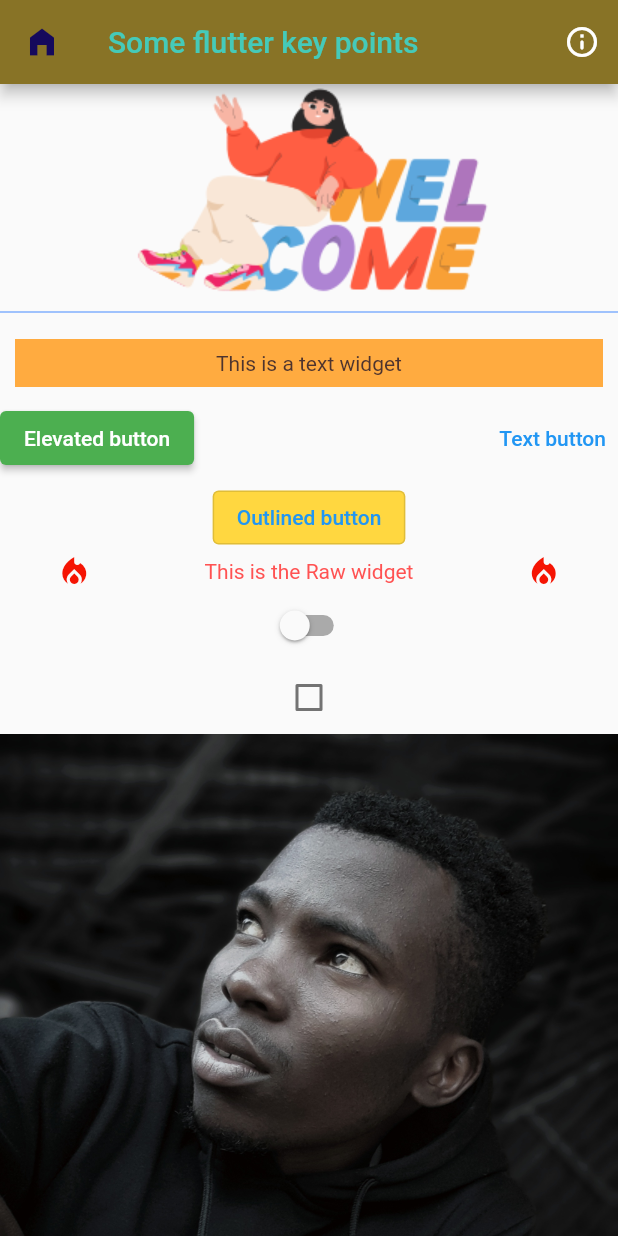
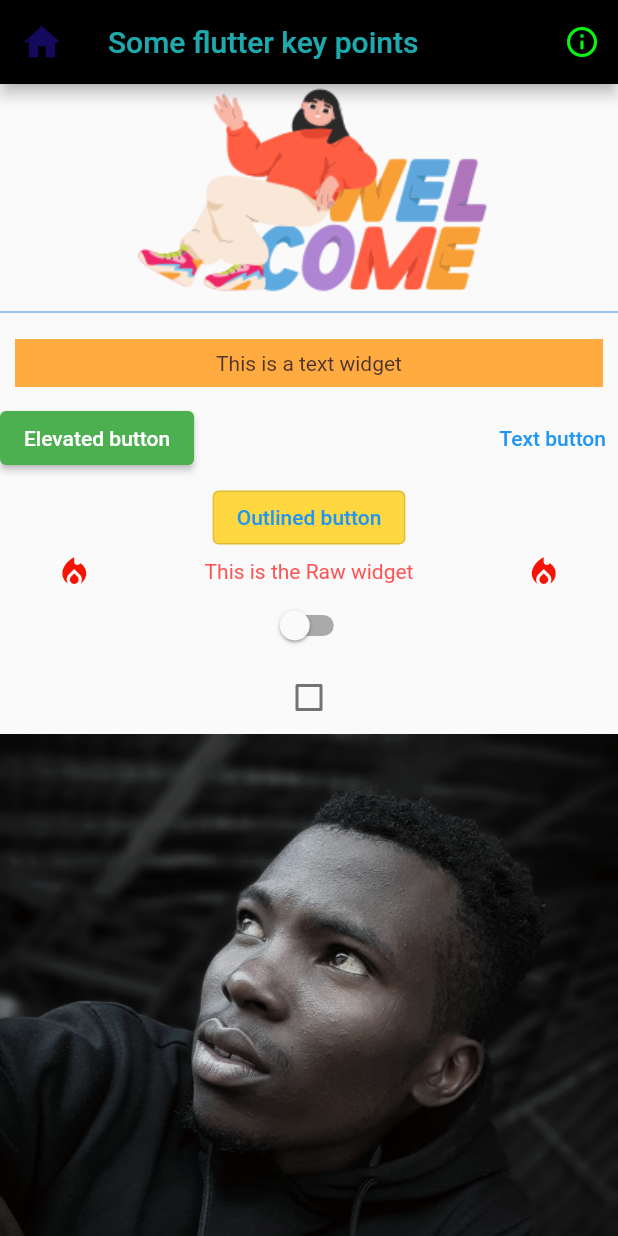
Before and after one commit to indieka900/second-flutter-app, a Flutter app: the ContentF screen opened directly, on a phone screen of 412 x 824 dp. Run offline on Flutter 3.47's test engine with Material 2 defaults, Android fonts, the phone set to English and light mode, and no system bars.

Commit message:
Second tutorial

```diff
--- a/lib/pages/pages/flutter_tutorial.dart
+++ b/lib/pages/pages/flutter_tutorial.dart
@@ -18,15 +18,17 @@ class _ContentState extends State<ContentF> {
           "Some flutter key points",
           style: TextStyle(color: Color.fromARGB(181, 42, 238, 245)),
         ),
-        backgroundColor: Color.fromARGB(255, 136, 115, 38),
+        backgroundColor:
+            isOn ? Color.fromARGB(255, 136, 115, 38) : Colors.black,
         automaticallyImplyLeading: false,
         leading: IconButton(
           onPressed: () {
             Navigator.of(context).pop();
           },
           icon: Icon(
-            Icons.home_filled,
+            Icons.home,
             color: Color.fromARGB(255, 21, 9, 92),
+            size: 30,
           ),
         ),
         actions: [
@@ -49,6 +51,7 @@ class _ContentState extends State<ContentF> {
               );
             },
             icon: Icon(Icons.info_outline_rounded),
+            color: Color.fromARGB(255, 6, 247, 18),
           ),
         ],
       ),
```
